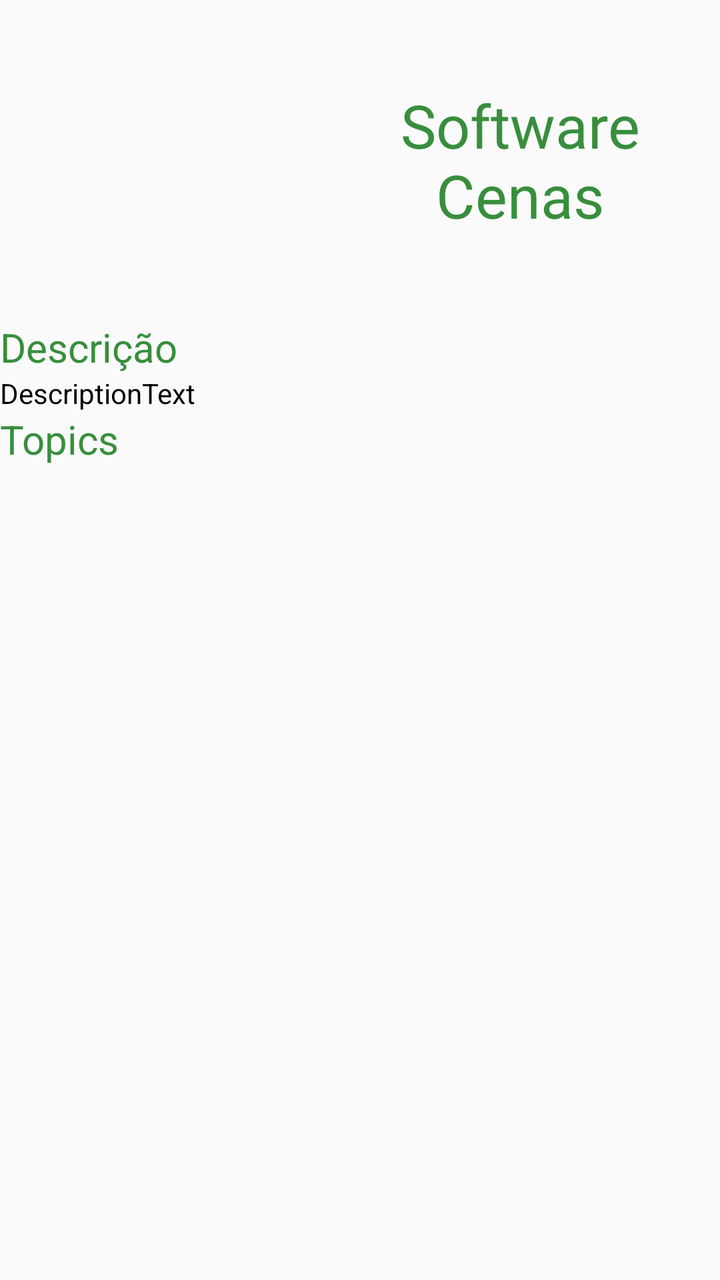
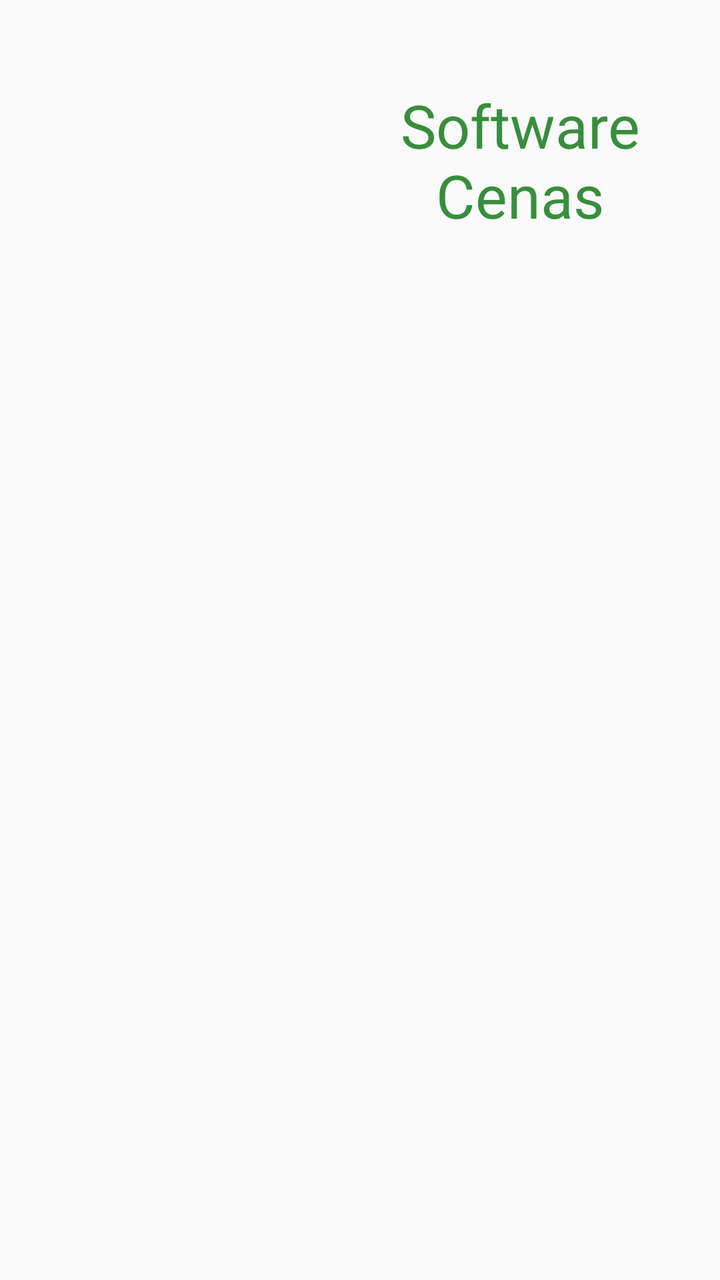

Two renders of the same Android screen: before a commit and after it. Below are the layout's source before the change and the commit's diff.
<!-- AndroidManifest.xml: application theme AppTheme -->
<!-- res/layout/ka_fragment.xml -->
<?xml version="1.0" encoding="utf-8"?>
<RelativeLayout xmlns:android="http://schemas.android.com/apk/res/android"
    xmlns:app="http://schemas.android.com/apk/res-auto"
    android:layout_width="match_parent"
    android:layout_height="match_parent">

    <LinearLayout
        android:id="@+id/ka_header"
        android:layout_width="match_parent"
        android:layout_height="wrap_content"
        android:orientation="horizontal">

        <ImageView
            android:id="@+id/ka_details_image"
            android:layout_width="@dimen/ka_image_height"
            android:layout_height="@dimen/ka_image_height"
            android:scaleType="fitCenter"
            app:srcCompat="@drawable/function" />

        <TextView
            android:id="@+id/ka_details_name"
            android:layout_width="match_parent"
            android:layout_height="match_parent"
            android:gravity="center"
            android:text="Software Cenas"
            android:textAlignment="center"
            android:textColor="@color/colorPrimaryDark"
            android:textSize="@dimen/ka_detail_title_size" />

    </LinearLayout>

    <LinearLayout
        android:id="@+id/ka_info"
        android:layout_width="match_parent"
        android:layout_height="match_parent"
        android:orientation="vertical"
        android:layout_below="@+id/ka_header">

        <TextView
            android:id="@+id/description_label"
            android:layout_width="match_parent"
            android:layout_height="wrap_content"
            android:text="@string/description"
            android:textColor="@color/colorPrimaryDark"
            android:textSize="@dimen/ka_detail_subtitle_size" />

        <TextView
            android:id="@+id/ka_details_description_text"
            android:layout_width="match_parent"
            android:layout_height="wrap_content"
            android:text="DescriptionText"
            android:textColor="@android:color/black" />

        <TextView
            android:id="@+id/ka_details_topics_label"
            android:layout_width="match_parent"
            android:layout_height="wrap_content"
            android:text="Topics"
            android:textColor="@color/colorPrimaryDark"
            android:textSize="@dimen/ka_detail_subtitle_size" />

        <android.support.v7.widget.RecyclerView
            android:id="@+id/ka_details_topics_list"
            android:layout_width="match_parent"
            android:layout_height="match_parent" />

    </LinearLayout>


</RelativeLayout>
<!-- resources referenced by this layout -->
<resources>
  <color name="colorPrimaryDark">#388e3c</color>
  <dimen name="ka_detail_subtitle_size">20dp</dimen>
  <dimen name="ka_detail_title_size">30dp</dimen>
  <dimen name="ka_image_height">160dp</dimen>
  <!-- drawable function: png bitmap (drawable, 1514 bytes) -->
  <string name="description">Descrição</string>
  <style name="AppTheme" parent="Theme.AppCompat.Light.NoActionBar">
          <item name="colorPrimary">@color/colorPrimary</item>
          <item name="colorPrimaryDark">@color/colorPrimaryDark</item>
          <item name="colorAccent">@color/colorAccent</item>
      </style>
  <color name="colorPrimary">#4caf50</color>
  <color name="colorAccent">#ffffff</color>
</resources>

<!-- the commit's change to res/layout/ka_fragment.xml (unified diff, before → after) -->
@@ -8,7 +8,9 @@
         android:id="@+id/ka_header"
         android:layout_width="match_parent"
         android:layout_height="wrap_content"
-        android:orientation="horizontal">
+        android:elevation="3dp"
+        android:orientation="horizontal"
+        android:paddingBottom="@dimen/card_margin">
 
         <ImageView
             android:id="@+id/ka_details_image"
@@ -29,42 +31,14 @@
 
     </LinearLayout>
 
-    <LinearLayout
-        android:id="@+id/ka_info"
+
+    <android.support.v7.widget.RecyclerView
+        android:id="@+id/ka_details_topics_list"
         android:layout_width="match_parent"
         android:layout_height="match_parent"
-        android:orientation="vertical"
-        android:layout_below="@+id/ka_header">
-
-        <TextView
-            android:id="@+id/description_label"
-            android:layout_width="match_parent"
-            android:layout_height="wrap_content"
-            android:text="@string/description"
-            android:textColor="@color/colorPrimaryDark"
-            android:textSize="@dimen/ka_detail_subtitle_size" />
-
-        <TextView
-            android:id="@+id/ka_details_description_text"
-            android:layout_width="match_parent"
-            android:layout_height="wrap_content"
-            android:text="DescriptionText"
-            android:textColor="@android:color/black" />
-
-        <TextView
-            android:id="@+id/ka_details_topics_label"
-            android:layout_width="match_parent"
-            android:layout_height="wrap_content"
-            android:text="Topics"
-            android:textColor="@color/colorPrimaryDark"
-            android:textSize="@dimen/ka_detail_subtitle_size" />
-
-        <android.support.v7.widget.RecyclerView
-            android:id="@+id/ka_details_topics_list"
-            android:layout_width="match_parent"
-            android:layout_height="match_parent" />
-
-    </LinearLayout>
+        android:layout_below="@+id/ka_header"
+        android:paddingLeft="@dimen/card_margin"
+        android:paddingRight="@dimen/card_margin" />
 
 
 </RelativeLayout>
<!-- resource entries referenced after the edit -->
@@ -1,11 +1,10 @@
 <!-- resources referenced by this layout -->
 <resources>
   <color name="colorPrimaryDark">#388e3c</color>
-  <dimen name="ka_detail_subtitle_size">20dp</dimen>
+  <dimen name="card_margin">5dp</dimen>
   <dimen name="ka_detail_title_size">30dp</dimen>
   <dimen name="ka_image_height">160dp</dimen>
   <!-- drawable function: png bitmap (drawable, 1514 bytes) -->
-  <string name="description">Descrição</string>
   <style name="AppTheme" parent="Theme.AppCompat.Light.NoActionBar">
           <item name="colorPrimary">@color/colorPrimary</item>
           <item name="colorPrimaryDark">@color/colorPrimaryDark</item>
